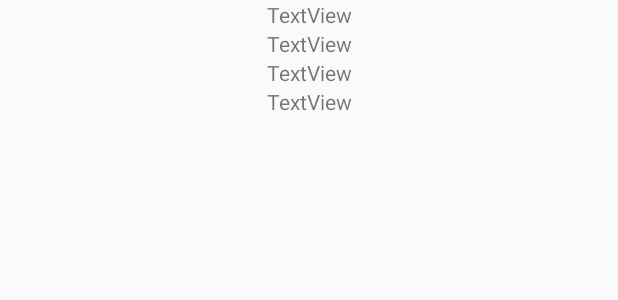
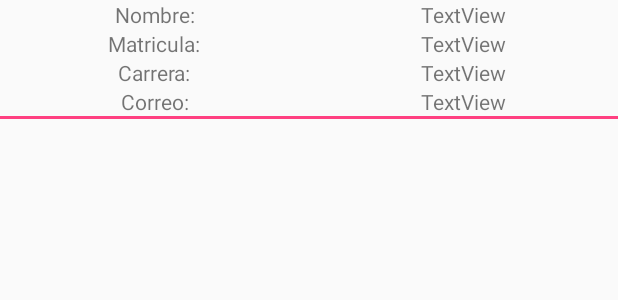
Before and after one commit to anselcorona/practica_7_web, an Android app: the layout estudiante_list.xml on its own in the app's theme, with its tools: preview values and no code run, on a phone screen of 412 x 824 dp. Shown: the top 300 px of the screen. Run offline under Robolectric (Android 15) with nearby library versions, the phone set to English and light mode, and no system bars.

Commit message:
insertar estudiante

```diff
--- a/app/src/main/AndroidManifest.xml
+++ b/app/src/main/AndroidManifest.xml
@@ -1,6 +1,8 @@
 <?xml version="1.0" encoding="utf-8"?>
 <manifest xmlns:android="http://schemas.android.com/apk/res/android"
     package="com.ansxl.campaapp">
+
+    <uses-permission android:name="android.permission.INTERNET" />
 
     <application
         android:allowBackup="true"
@@ -19,8 +21,7 @@
                 <category android:name="android.intent.category.LAUNCHER" />
             </intent-filter>
         </activity>
-
+        <activity android:name=".CreateActivity"></activity>
     </application>
-    <uses-permission android:name="android.permission.INTERNET" />
 
 </manifest>
--- a/app/src/main/java/com/ansxl/campaapp/Estudiante.java
+++ b/app/src/main/java/com/ansxl/campaapp/Estudiante.java
@@ -21,6 +21,12 @@ public class Estudiante {
 
     public Estudiante(int matricula, String nombre, String correo, String carrera) {
         this.matricula = matricula;
+        this.nombre = nombre;
+        this.correo = correo;
+        this.carrera = carrera;
+    }
+
+    public Estudiante(String nombre, String correo, String carrera) {
         this.nombre = nombre;
         this.correo = correo;
         this.carrera = carrera;
--- a/app/src/main/res/layout/estudiante_list.xml
+++ b/app/src/main/res/layout/estudiante_list.xml
@@ -1,8 +1,54 @@
 <?xml version="1.0" encoding="utf-8"?>
+<LinearLayout
+    xmlns:android="http://schemas.android.com/apk/res/android"
+    android:layout_width="match_parent"
+    android:layout_height="wrap_content"
+    android:paddingBottom="5dp">
     <LinearLayout
         android:orientation="vertical"
         xmlns:android="http://schemas.android.com/apk/res/android"
+        android:layout_width="0dp"
+        android:layout_weight="1"
+        android:layout_height="wrap_content">
+
+        <TextView
+            android:id="@+id/lbnombre"
+            android:gravity="center_horizontal"
             android:layout_width="match_parent"
+            android:layout_height="wrap_content"
+            android:text="Nombre:" />
+
+        <TextView
+            android:id="@+id/lbmatricula"
+
+            android:gravity="center_horizontal"
+            android:layout_width="match_parent"
+            android:layout_height="wrap_content"
+            android:text="Matricula:"/>
+
+        <TextView
+            android:id="@+id/lbcarrera"
+            android:gravity="center_horizontal"
+            android:layout_width="match_parent"
+            android:layout_height="wrap_content"
+            android:text="Carrera:" />
+
+        <TextView
+            android:id="@+id/lbcorreo"
+            android:gravity="center_horizontal"
+            android:layout_width="match_parent"
+            android:layout_height="wrap_content"
+            android:text="Correo:" />
+        <View
+            android:background="@color/colorAccent"
+            android:layout_width="match_parent"
+            android:layout_height="2dp"/>
+    </LinearLayout>
+    <LinearLayout
+        android:orientation="vertical"
+        xmlns:android="http://schemas.android.com/apk/res/android"
+        android:layout_width="0dp"
+        android:layout_weight="1"
         android:layout_height="wrap_content">
 
         <TextView
@@ -14,7 +60,6 @@
 
         <TextView
             android:id="@+id/matricula"
-
             android:gravity="center_horizontal"
             android:layout_width="match_parent"
             android:layout_height="wrap_content"
@@ -33,4 +78,9 @@
             android:layout_width="match_parent"
             android:layout_height="wrap_content"
             android:text="TextView" />
+        <View
+            android:background="@color/colorAccent"
+            android:layout_width="match_parent"
+            android:layout_height="2dp"/>
     </LinearLayout>
+</LinearLayout>
```
Also changed, not shown: app/src/main/java/com/ansxl/campaapp/CreateActivity.java (added, +51 -0 lines), app/src/main/java/com/ansxl/campaapp/EstudianteAdapter.java (+19 -0 lines), app/src/main/java/com/ansxl/campaapp/EstudianteService.java (+8 -0 lines), app/src/main/java/com/ansxl/campaapp/MainActivity.java (+24 -5 lines), app/src/main/res/layout/activity_create.xml (added, +48 -0 lines). Lines whose indentation alone changed are shown as unchanged.
